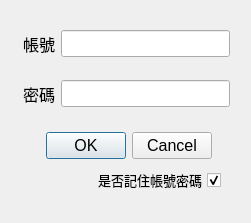
First picture: the form in APIver3/UI/Login.ui, repository clamgee/python-code, before the edit.
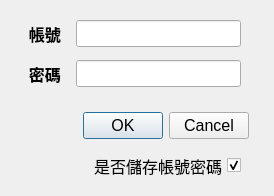
Second picture: the form after the edit.

Patch:
```diff
--- a/APIver3/UI/Login.ui
+++ b/APIver3/UI/Login.ui
@@ -6,21 +6,18 @@
    <rect>
     <x>0</x>
     <y>0</y>
-    <width>251</width>
-    <height>223</height>
+    <width>274</width>
+    <height>196</height>
    </rect>
   </property>
   <property name="windowTitle">
    <string>登入</string>
   </property>
-  <property name="autoFillBackground">
-   <bool>true</bool>
-  </property>
   <widget class="QDialogButtonBox" name="LoginConfirmbtn">
    <property name="geometry">
     <rect>
-     <x>33</x>
-     <y>130</y>
+     <x>70</x>
+     <y>110</y>
      <width>191</width>
      <height>32</height>
     </rect>
@@ -43,22 +40,22 @@
   <widget class="QCheckBox" name="IDPWCheck">
    <property name="geometry">
     <rect>
-     <x>90</x>
-     <y>170</y>
-     <width>131</width>
-     <height>20</height>
+     <x>80</x>
+     <y>150</y>
+     <width>161</width>
+     <height>31</height>
     </rect>
    </property>
    <property name="font">
     <font>
-     <pointsize>10</pointsize>
+     <pointsize>12</pointsize>
     </font>
    </property>
    <property name="layoutDirection">
     <enum>Qt::RightToLeft</enum>
    </property>
    <property name="text">
-    <string>是否記住帳號密碼</string>
+    <string>是否儲存帳號密碼</string>
    </property>
    <property name="checked">
     <bool>true</bool>
@@ -67,22 +64,28 @@
   <widget class="QWidget" name="">
    <property name="geometry">
     <rect>
-     <x>23</x>
-     <y>30</y>
-     <width>207</width>
+     <x>20</x>
+     <y>20</y>
+     <width>221</width>
      <height>28</height>
     </rect>
    </property>
+   <property name="font">
+    <font>
+     <pointsize>12</pointsize>
+    </font>
+   </property>
    <layout class="QHBoxLayout" name="horizontalLayout">
     <item>
      <widget class="QLabel" name="label">
       <property name="font">
        <font>
         <pointsize>12</pointsize>
+        <bold>true</bold>
        </font>
       </property>
       <property name="text">
-       <string>帳號</string>
+       <string>  帳號  </string>
       </property>
      </widget>
     </item>
@@ -93,8 +96,8 @@
         <pointsize>12</pointsize>
        </font>
       </property>
-      <property name="text">
-       <string/>
+      <property name="maxLength">
+       <number>16</number>
       </property>
      </widget>
     </item>
@@ -103,22 +106,28 @@
   <widget class="QWidget" name="">
    <property name="geometry">
     <rect>
-     <x>23</x>
-     <y>80</y>
-     <width>207</width>
+     <x>20</x>
+     <y>60</y>
+     <width>221</width>
      <height>28</height>
     </rect>
    </property>
+   <property name="font">
+    <font>
+     <pointsize>12</pointsize>
+    </font>
+   </property>
    <layout class="QHBoxLayout" name="horizontalLayout_2">
     <item>
      <widget class="QLabel" name="label_2">
       <property name="font">
        <font>
         <pointsize>12</pointsize>
+        <bold>true</bold>
        </font>
       </property>
       <property name="text">
-       <string>密碼</string>
+       <string>  密碼  </string>
       </property>
      </widget>
     </item>
```
Left out of the diff: 22 changed lines with no effect on the pictures.
